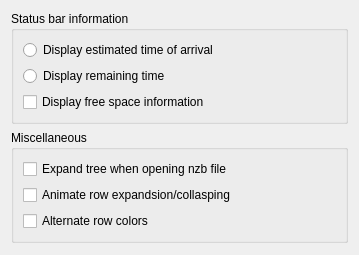
The window that src/preferences/preferencesdisplay.ui (KDE/kwooty) describes before a commit, drawn with Qt 5.
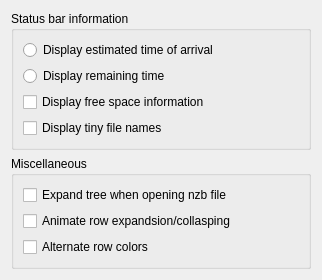
The same window after the commit.

Commit message: Display tiny file name feature added

What changed in the file:
```diff
--- a/src/preferences/preferencesdisplay.ui
+++ b/src/preferences/preferencesdisplay.ui
@@ -6,8 +6,8 @@
    <rect>
     <x>0</x>
     <y>0</y>
-    <width>359</width>
-    <height>255</height>
+    <width>308</width>
+    <height>270</height>
    </rect>
   </property>
   <property name="toolTip">
@@ -50,6 +50,17 @@
         </property>
        </widget>
       </item>
+      <item row="3" column="0">
+       <widget class="QCheckBox" name="kcfg_displayTinyFileName">
+        <property name="toolTip">
+         <string>Remove useless content usually found in file names of a nzb collection.
+For example, a file named '[xxx - yyy] &quot;foo.bar&quot; - Yenc 1/10' will be displayed as 'foo.bar'</string>
+        </property>
+        <property name="text">
+         <string>Display tiny file names</string>
+        </property>
+       </widget>
+      </item>
      </layout>
     </widget>
    </item>
```
The commit also changes 3 other files.
